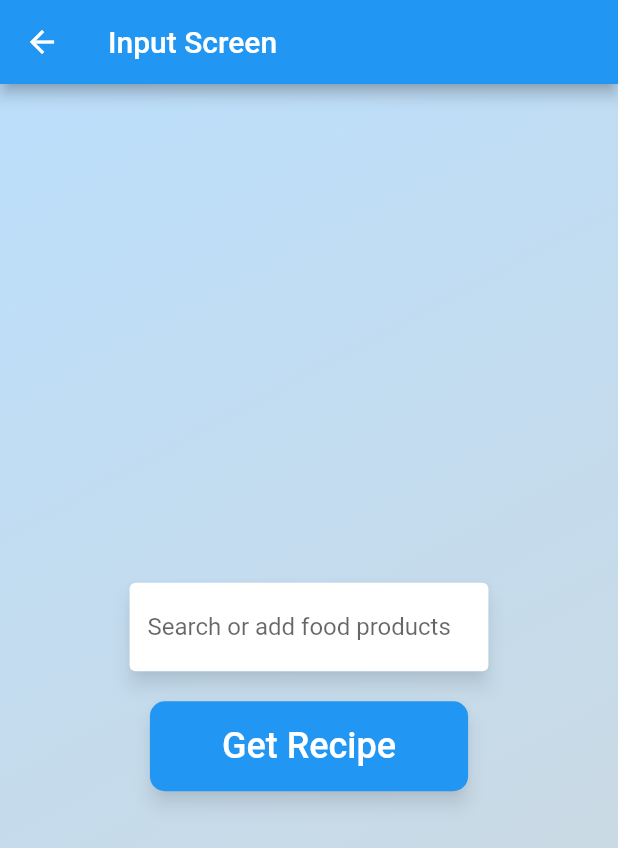
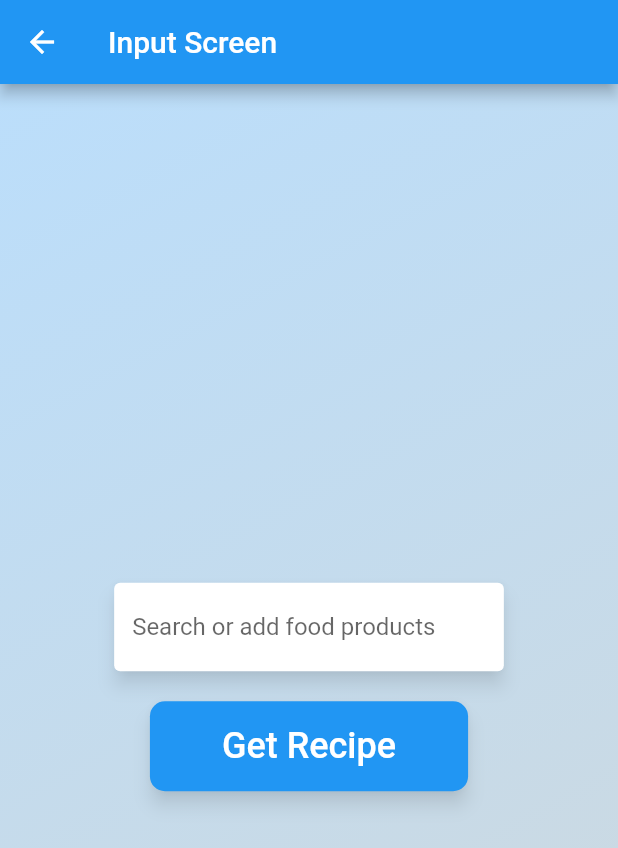
Before and after one commit to Martin-knowit/recipe_generator, a Flutter app: the InputScreen screen opened directly, on a phone screen of 412 x 824 dp. Shown: the top 848 px of the screen. Run offline on Flutter 3.47's test engine with Material 2 defaults, Android fonts, the phone set to English and light mode, and no system bars; drawn by our look-alikes of flutter_typeahead.

Commit message:
Update InputScreen.dart

```diff
--- a/lib/InputScreen.dart
+++ b/lib/InputScreen.dart
@@ -78,7 +78,7 @@ class _InputScreenState extends State<InputScreen> {
                 ),
                 SizedBox(height: 16.0),
                 SizedBox(
-                  width: MediaQuery.of(context).size.width * 0.6,
+                  width: MediaQuery.of(context).size.width * 0.65,
                   child: Card(
                     elevation: 5.0,
                     shadowColor: Colors.black.withOpacity(0.5),
```
